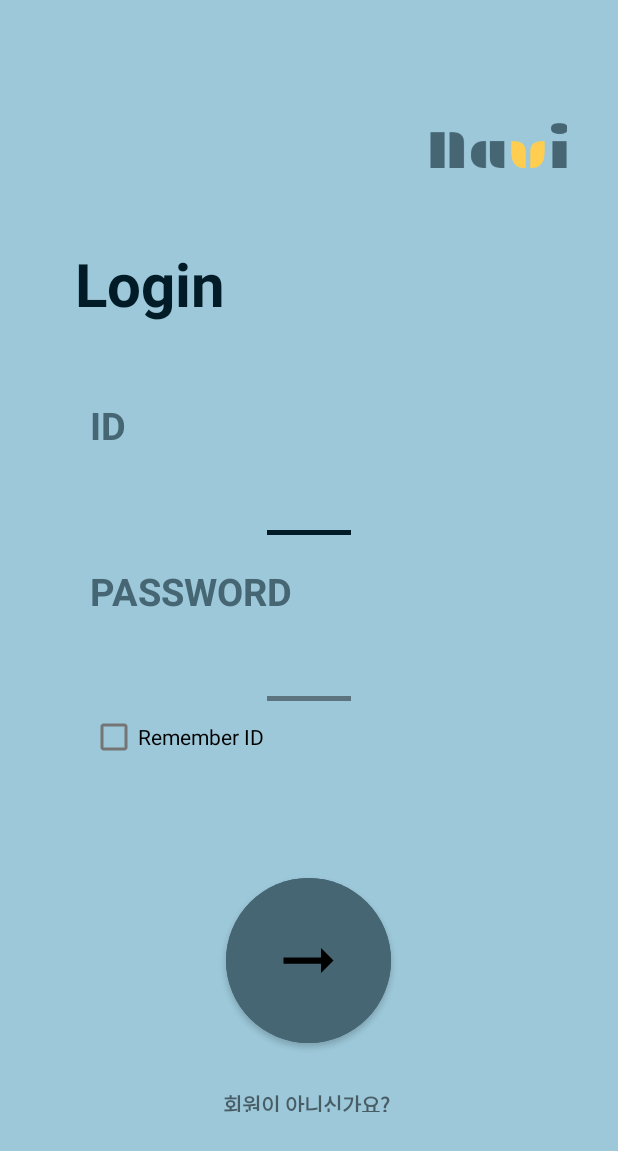
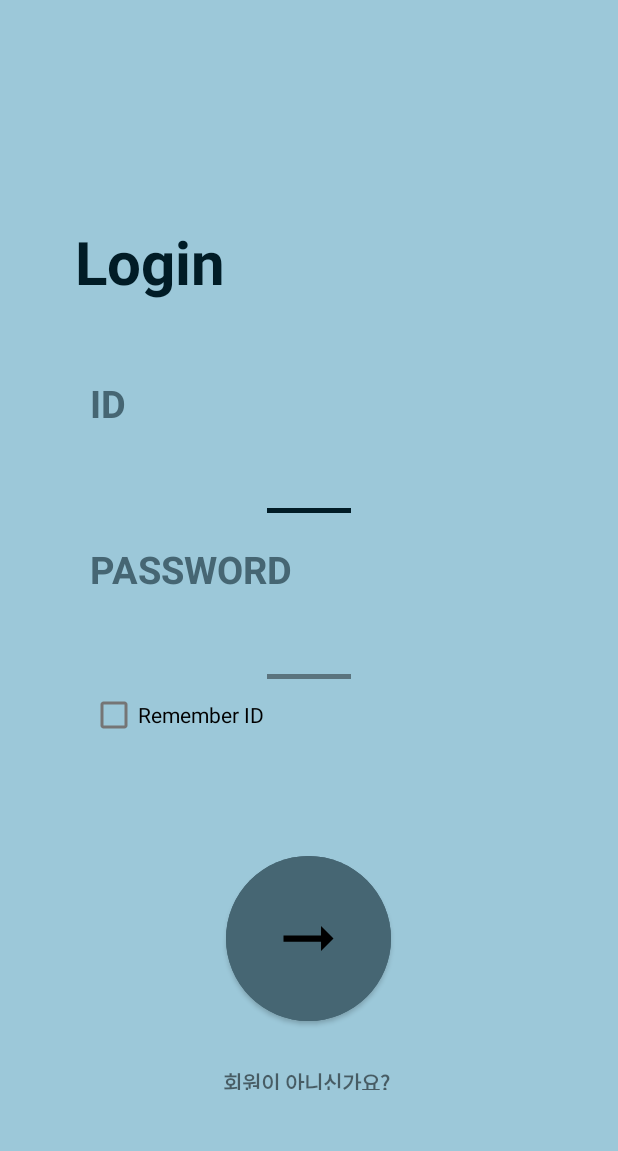
Before and after one commit to Navi-Cloud/Navi-Arch, an Android app: the screen it shows after launch (StartActivity), on a phone screen of 412 x 824 dp. Shown: the top 1151 px of the screen. Run offline under Robolectric (Android 15) with nearby library versions, the light colour scheme and no system bars; our stand-ins replace Dagger/Hilt's generated code; 1 statement that could not run was skipped.

Commit message:
logo icon

```diff
--- a/app/src/main/res/layout/fragment_login.xml
+++ b/app/src/main/res/layout/fragment_login.xml
@@ -6,14 +6,6 @@
     android:background="@color/sky_blue"
     android:orientation="vertical"
     android:gravity="center">
-
-    <ImageView
-        android:id="@+id/imageView8"
-        android:layout_width="100dp"
-        android:layout_height="30dp"
-        android:layout_gravity="right"
-        android:layout_marginRight="30dp"
-        app:srcCompat="@drawable/logo" />
 
     <TextView
         android:id="@+id/textView"
--- a/app/src/main/res/mipmap-anydpi-v26/ic_launcher.xml
+++ b/app/src/main/res/mipmap-anydpi-v26/ic_launcher.xml
@@ -1,5 +1,5 @@
 <?xml version="1.0" encoding="utf-8"?>
 <adaptive-icon xmlns:android="http://schemas.android.com/apk/res/android">
-    <background android:drawable="@drawable/ic_launcher_background" />
-    <foreground android:drawable="@drawable/ic_launcher_foreground" />
+    <background android:drawable="@color/ic_launcher_background"/>
+    <foreground android:drawable="@mipmap/ic_launcher_logo"/>
 </adaptive-icon>
--- a/app/src/main/res/mipmap-anydpi-v26/ic_launcher_round.xml
+++ b/app/src/main/res/mipmap-anydpi-v26/ic_launcher_round.xml
@@ -1,5 +1,5 @@
 <?xml version="1.0" encoding="utf-8"?>
 <adaptive-icon xmlns:android="http://schemas.android.com/apk/res/android">
-    <background android:drawable="@drawable/ic_launcher_background" />
-    <foreground android:drawable="@drawable/ic_launcher_foreground" />
+    <background android:drawable="@color/ic_launcher_background"/>
+    <foreground android:drawable="@mipmap/ic_launcher_logo"/>
 </adaptive-icon>
--- /dev/null
+++ b/app/src/main/res/values/ic_launcher_background.xml
@@ -0,0 +1,4 @@
+<?xml version="1.0" encoding="utf-8"?>
+<resources>
+    <color name="ic_launcher_background">#FFFFFF</color>
+</resources>
```
Also changed, not shown: app/src/main/ic_launcher-playstore.png (added), app/src/main/res/mipmap-hdpi/ic_launcher.png, app/src/main/res/mipmap-hdpi/ic_launcher_logo.png (added), app/src/main/res/mipmap-hdpi/ic_launcher_round.png, app/src/main/res/mipmap-mdpi/ic_launcher.png, app/src/main/res/mipmap-mdpi/ic_launcher_logo.png (added), app/src/main/res/mipmap-mdpi/ic_launcher_round.png, app/src/main/res/mipmap-xhdpi/ic_launcher.png, app/src/main/res/mipmap-xhdpi/ic_launcher_logo.png (added), app/src/main/res/mipmap-xhdpi/ic_launcher_round.png, app/src/main/res/mipmap-xxhdpi/ic_launcher.png, app/src/main/res/mipmap-xxhdpi/ic_launcher_logo.png (added), app/src/main/res/mipmap-xxhdpi/ic_launcher_round.png, app/src/main/res/mipmap-xxxhdpi/ic_launcher.png, 2 more files.
